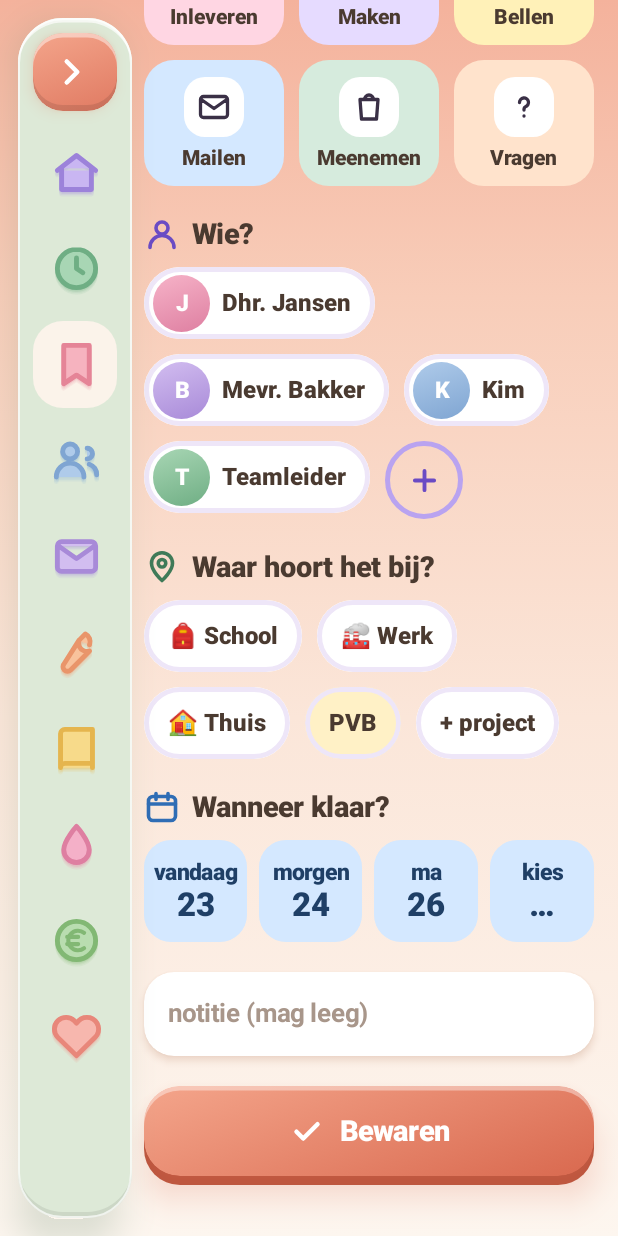
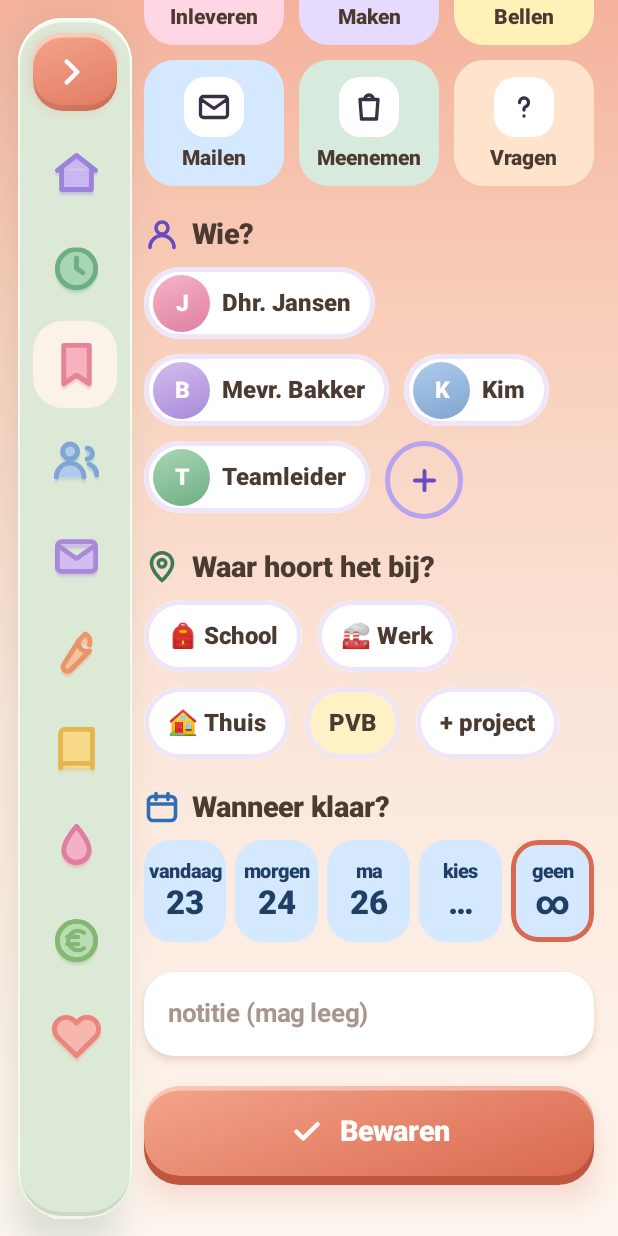
Before and after one commit to odeliamost-bit/bash-bord, an Android app built with Jetpack Compose: the @Preview function ToevoegenVoorbeeld, scrolled down 420 dp, on a phone screen of 412 x 824 dp. Run offline under Robolectric (Android 15) with nearby library versions, the phone set to English and light mode, and no system bars.

Commit message:
Vakje "geen einddatum" bij Onthoud dit, versie 0.5
- Bij "Wanneer klaar?" een vijfde vakje "geen ∞" (keuze van Odelia).
  Het staat aan zolang er geen dag gekozen is; tik = datum weg.
- Vakjes iets smaller (6 dp ertussen, kleine tekst 13 sp), zodat
  "vandaag" nog past.

Co-Authored-By: Claude Opus 5.5 <noreply@anthropic.com>
Claude-Session: https://claude.ai/code/session_016jbmnxMkHaDumPfG525YJj

```diff
--- a/app/build.gradle.kts
+++ b/app/build.gradle.kts
@@ -13,8 +13,8 @@ android {
         applicationId = "nl.odelia.dashboard"
         minSdk = 26
         targetSdk = 35
-        versionCode = 4
-        versionName = "0.4"
+        versionCode = 5
+        versionName = "0.5"
     }
 
     buildTypes {
--- a/app/src/main/java/nl/odelia/dashboard/ui/onthoud/ToevoegenScherm.kt
+++ b/app/src/main/java/nl/odelia/dashboard/ui/onthoud/ToevoegenScherm.kt
@@ -344,7 +344,7 @@ private fun WanneerKeuze(vandaag: LocalDate, gekozen: LocalDate?, onKies: (Local
     val maandag = vandaag.with(TemporalAdjusters.next(DayOfWeek.MONDAY)).let { if (it == vandaag.plusDays(1)) it.plusWeeks(1) else it }
     val vast = listOf("vandaag" to vandaag, "morgen" to vandaag.plusDays(1), dagKort(maandag.dayOfWeek) to maandag)
     var kiezen by rememberSaveable { mutableStateOf(gekozen != null && vast.none { it.second == gekozen }) }
-    Row(Modifier.height(IntrinsicSize.Min), horizontalArrangement = Arrangement.spacedBy(8.dp)) {
+    Row(Modifier.height(IntrinsicSize.Min), horizontalArrangement = Arrangement.spacedBy(6.dp)) {
         vast.forEach { (boven, datum) ->
             DatumVakje(boven, datum.dayOfMonth.toString(), aan = gekozen == datum, Modifier.weight(1f)) {
                 onKies(if (gekozen == datum) null else datum)
@@ -353,6 +353,11 @@ private fun WanneerKeuze(vandaag: LocalDate, gekozen: LocalDate?, onKies: (Local
         }
         DatumVakje("kies", if (kiezen && gekozen != null) gekozen.dayOfMonth.toString() else "…", aan = kiezen, Modifier.weight(1f)) {
             kiezen = !kiezen
+        }
+        // Geen einddatum (keuze van Odelia): staat aan zolang er geen dag gekozen is.
+        DatumVakje("geen", "∞", aan = gekozen == null && !kiezen, Modifier.weight(1f)) {
+            onKies(null)
+            kiezen = false
         }
     }
     if (kiezen) {
@@ -380,7 +385,7 @@ private fun DatumVakje(boven: String, groot: String, aan: Boolean, modifier: Mod
         horizontalAlignment = Alignment.CenterHorizontally,
         verticalArrangement = Arrangement.Center,
     ) {
-        Tekst(boven, 15.sp, dikte = FontWeight.ExtraBold, kleur = Color(0xFF1F3F66), eenRegel = true)
+        Tekst(boven, 13.sp, dikte = FontWeight.ExtraBold, kleur = Color(0xFF1F3F66), eenRegel = true)
         Tekst(groot, 22.sp, kleur = Color(0xFF1F3F66), regel = 24.sp)
     }
 }
```
Also changed, not shown: 3 other files.
